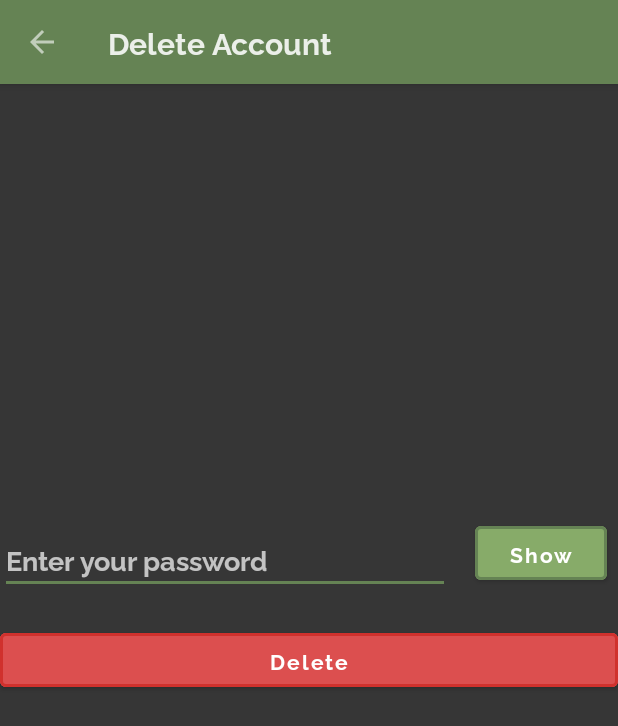
After one commit to danielvnguyen/MoveIt, an Android app: the DeleteAccountActivity screen opened directly, with no data from a screen before it, on a phone screen of 412 x 824 dp. The commit adds this screen. Shown: the top 726 px of the screen. Run offline under Robolectric (Android 15) with nearby library versions, the phone set to English and light mode, and no system bars; our stand-ins replace Firebase (no records; nobody signed in at launch, a user with empty details on screens opened directly).

Commit message:
add layout for account deletion

```diff
--- a/app/src/main/java/com/example/moveit/view/StartActivity.java
+++ b/app/src/main/java/com/example/moveit/view/StartActivity.java
@@ -3,6 +3,7 @@ package com.example.moveit.view;
 import androidx.appcompat.app.AppCompatActivity;
 import androidx.appcompat.app.AppCompatDelegate;
 
+import android.content.Context;
 import android.content.Intent;
 import android.content.res.Configuration;
 import android.os.Bundle;
@@ -12,6 +13,7 @@ import com.example.moveit.R;
 import com.example.moveit.model.theme.ThemeSharedPreferences;
 import com.example.moveit.view.account.LoginActivity;
 import com.example.moveit.view.account.RegisterActivity;
+import com.example.moveit.view.entries.AddEntry;
 import com.google.firebase.auth.FirebaseAuth;
 import com.google.firebase.auth.FirebaseUser;
 
@@ -66,6 +68,10 @@ public class StartActivity extends AppCompatActivity {
         });
     }
 
+    public static Intent makeIntent(Context context) {
+        return new Intent(context, StartActivity.class);
+    }
+
     @Override
     protected void onStart() {
         super.onStart();
--- /dev/null
+++ b/app/src/main/java/com/example/moveit/view/account/DeleteAccountActivity.java
@@ -0,0 +1,108 @@
+package com.example.moveit.view.account;
+
+import androidx.appcompat.app.AlertDialog;
+import androidx.appcompat.app.AppCompatActivity;
+import android.content.Context;
+import android.content.Intent;
+import android.os.Bundle;
+import android.text.TextUtils;
+import android.text.method.HideReturnsTransformationMethod;
+import android.text.method.PasswordTransformationMethod;
+import android.view.MenuItem;
+import android.widget.Button;
+import android.widget.EditText;
+import android.widget.Toast;
+import com.example.moveit.R;
+import com.google.firebase.auth.FirebaseAuth;
+import com.google.firebase.auth.FirebaseUser;
+import com.google.firebase.firestore.FirebaseFirestore;
+import com.google.firebase.storage.FirebaseStorage;
+import java.util.Objects;
+
+public class DeleteAccountActivity extends AppCompatActivity {
+
+    private FirebaseAuth auth;
+    private FirebaseUser currentUser;
+    private FirebaseFirestore db;
+    private FirebaseStorage storage;
+    private EditText passwordInput;
+
+    @Override
+    protected void onCreate(Bundle savedInstanceState) {
+        super.onCreate(savedInstanceState);
+        setContentView(R.layout.activity_delete_account);
+        Objects.requireNonNull(getSupportActionBar()).setDisplayHomeAsUpEnabled(true);
+        setTitle(getString(R.string.delete_account));
+
+        db = FirebaseFirestore.getInstance();
+        auth = FirebaseAuth.getInstance();
+        currentUser = auth.getCurrentUser();
+        storage = FirebaseStorage.getInstance();
+        assert currentUser != null;
+        passwordInput = findViewById(R.id.passwordInput);
+
+        setUpDeleteBtn();
+        setUpShowHideBtn();
+    }
+
+    private void setUpDeleteBtn() {
+        Button deleteBtn = findViewById(R.id.deleteButton);
+        deleteBtn.setOnClickListener(v -> {
+            AlertDialog.Builder builder = new AlertDialog.Builder(this);
+            builder.setCancelable(true);
+            builder.setTitle(R.string.confirm_delete_account);
+            builder.setMessage(R.string.no_takesies_backsies);
+            builder.setPositiveButton(R.string.yes, (dialog, which) -> handleDeleteAccount());
+            builder.setNegativeButton(R.string.no, (dialog, which) -> {});
+            AlertDialog dialog = builder.create();
+            dialog.show();
+        });
+    }
+
+    private void handleDeleteAccount() {
+        String passwordText = passwordInput.getText().toString();
+        if (TextUtils.isEmpty(passwordText)) {
+            Toast.makeText(DeleteAccountActivity.this, "Please enter your password", Toast.LENGTH_SHORT).show();
+        } else {
+            auth.signInWithEmailAndPassword(Objects.requireNonNull(currentUser.getEmail()), passwordText).addOnCompleteListener(task -> {
+                if (task.isSuccessful()) {
+                    deleteUserData();
+                } else {
+                    Toast.makeText(DeleteAccountActivity.this, "Password is incorrect", Toast.LENGTH_SHORT).show();
+                }
+            });
+        }
+    }
+
+    private void deleteUserData() {
+    }
+
+    private void setUpShowHideBtn() {
+        Button currentShowHideBtn = findViewById(R.id.passwordShowHideBtn);
+        currentShowHideBtn.setOnClickListener(v -> {
+            if(currentShowHideBtn.getText().toString().equals("Show")){
+                passwordInput.setTransformationMethod(HideReturnsTransformationMethod.getInstance());
+                currentShowHideBtn.setText(R.string.hide);
+            } else{
+                passwordInput.setTransformationMethod(PasswordTransformationMethod.getInstance());
+                currentShowHideBtn.setText(R.string.show);
+            }
+        });
+    }
+
+    public static Intent makeIntent(Context context) {
+        return new Intent(context, DeleteAccountActivity.class);
+    }
+
+    @Override
+    public boolean onOptionsItemSelected(MenuItem item) {
+        int itemID = item.getItemId();
+
+        if (itemID == android.R.id.home) {
+            finish();
+            return true;
+        }
+
+        return super.onOptionsItemSelected(item);
+    }
+}
--- a/app/src/main/java/com/example/moveit/view/account/RegisterActivity.java
+++ b/app/src/main/java/com/example/moveit/view/account/RegisterActivity.java
@@ -118,7 +118,7 @@ public class RegisterActivity extends AppCompatActivity {
                 initializeUser();
                 currentUser.sendEmailVerification().addOnSuccessListener(unused -> {
                     auth.signOut();
-                    Toast.makeText(RegisterActivity.this, "Email verification has been sent", Toast.LENGTH_SHORT).show();
+                    Toast.makeText(RegisterActivity.this, "Email verification has been sent", Toast.LENGTH_LONG).show();
                     startActivity(new Intent(this, LoginActivity.class));
                     finish();
                 });
--- a/app/src/main/java/com/example/moveit/view/account/UpdateEmailActivity.java
+++ b/app/src/main/java/com/example/moveit/view/account/UpdateEmailActivity.java
@@ -1,8 +1,6 @@
 package com.example.moveit.view.account;
 
-import androidx.annotation.NonNull;
 import androidx.appcompat.app.AppCompatActivity;
-
 import android.content.Context;
 import android.content.Intent;
 import android.os.Bundle;
@@ -14,11 +12,7 @@ import android.view.MenuItem;
 import android.widget.Button;
 import android.widget.EditText;
 import android.widget.Toast;
-
 import com.example.moveit.R;
-import com.google.android.gms.tasks.OnCompleteListener;
-import com.google.android.gms.tasks.Task;
-import com.google.firebase.auth.AuthResult;
 import com.google.firebase.auth.FirebaseAuth;
 import com.google.firebase.auth.FirebaseUser;
 
--- a/app/src/main/java/com/example/moveit/view/entries/AddEntry.java
+++ b/app/src/main/java/com/example/moveit/view/entries/AddEntry.java
@@ -50,7 +50,6 @@ import com.example.moveit.model.categories.Category;
 import com.example.moveit.model.entries.Entry;
 import com.example.moveit.model.meals.Meal;
 import com.example.moveit.view.HomeActivity;
-import com.example.moveit.view.meals.AddMeal;
 import com.google.android.material.chip.Chip;
 import com.google.android.material.chip.ChipGroup;
 import com.google.android.material.color.MaterialColors;
--- /dev/null
+++ b/app/src/main/res/layout/activity_delete_account.xml
@@ -0,0 +1,50 @@
+<?xml version="1.0" encoding="utf-8"?>
+<androidx.constraintlayout.widget.ConstraintLayout xmlns:android="http://schemas.android.com/apk/res/android"
+    xmlns:app="http://schemas.android.com/apk/res-auto"
+    xmlns:tools="http://schemas.android.com/tools"
+    android:layout_width="match_parent"
+    android:layout_height="match_parent"
+    tools:context=".view.account.DeleteAccountActivity"
+    tools:ignore="Autofill">
+
+    <EditText
+        android:id="@+id/passwordInput"
+        android:layout_width="300dp"
+        android:layout_height="wrap_content"
+        android:hint="@string/enter_your_password"
+        android:inputType="textPassword"
+        app:layout_constraintBottom_toTopOf="@+id/deleteButton"
+        app:layout_constraintEnd_toEndOf="parent"
+        app:layout_constraintHorizontal_bias="0.0"
+        app:layout_constraintStart_toStartOf="parent"
+        app:layout_constraintTop_toTopOf="parent"
+        app:layout_constraintVertical_bias="0.936" />
+
+    <Button
+        android:id="@+id/passwordShowHideBtn"
+        android:layout_width="wrap_content"
+        android:layout_height="wrap_content"
+        android:text="@string/show"
+        app:layout_constraintBottom_toTopOf="@+id/deleteButton"
+        app:layout_constraintEnd_toEndOf="parent"
+        app:layout_constraintHorizontal_bias="0.695"
+        app:layout_constraintStart_toEndOf="@+id/passwordInput"
+        app:layout_constraintTop_toTopOf="parent"
+        app:layout_constraintVertical_bias="0.925"
+        app:strokeColor="@color/dark_green"
+        app:strokeWidth="2dp" />
+
+    <Button
+        android:id="@+id/deleteButton"
+        android:layout_width="match_parent"
+        android:layout_height="wrap_content"
+        android:text="@string/delete"
+        app:layout_constraintBottom_toBottomOf="parent"
+        app:layout_constraintEnd_toEndOf="parent"
+        app:layout_constraintStart_toStartOf="parent"
+        app:layout_constraintTop_toTopOf="parent"
+        app:strokeColor="@color/dark_red"
+        android:backgroundTint="@color/red"
+        app:strokeWidth="2dp" />
+
+</androidx.constraintlayout.widget.ConstraintLayout>
--- a/app/src/main/res/values/strings.xml
+++ b/app/src/main/res/values/strings.xml
@@ -115,4 +115,5 @@
     <string name="reset_button">Reset</string>
     <string name="mood_count">Mood Count</string>
     <string name="remind_me_at">Remind Me at</string>
+    <string name="enter_your_password">Enter your password</string>
 </resources>
```
Also changed, not shown: app/src/main/AndroidManifest.xml (+5 -2 lines), app/src/main/java/com/example/moveit/view/account/AccountSettingsActivity.java (+2 -18 lines).
